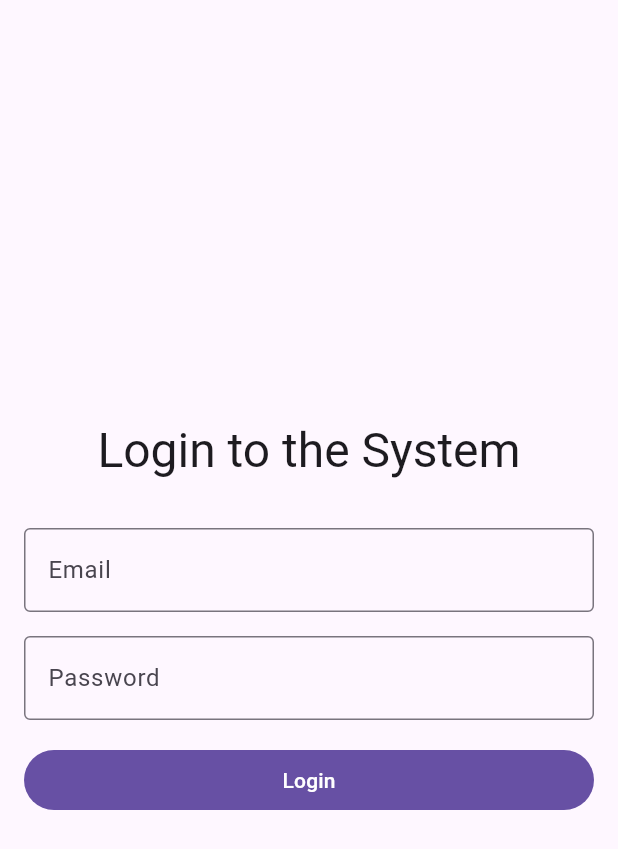
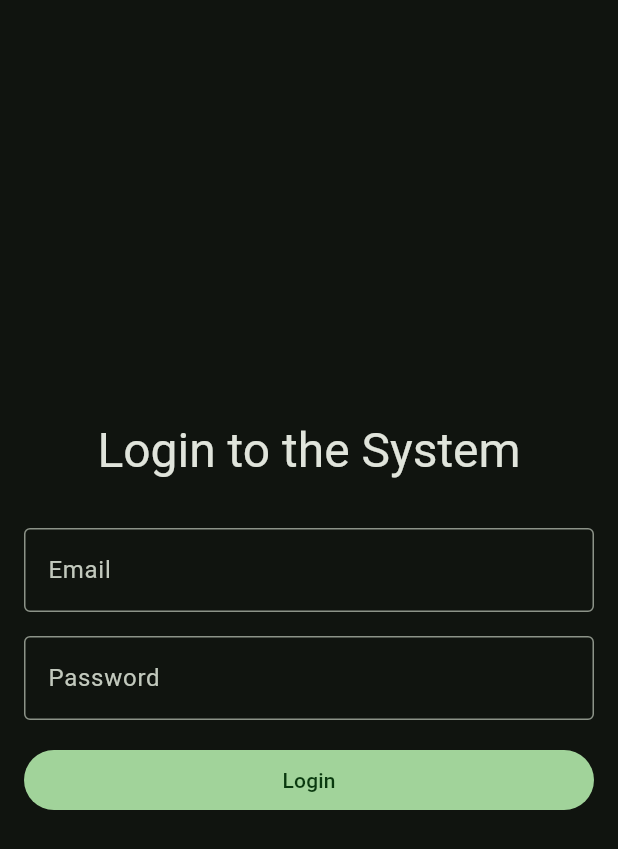
Before and after one commit to itsariadust/ims_mobile, a Flutter app: the screen it shows after launch, on a phone screen of 412 x 824 dp. Shown: the top 849 px of the screen. Run offline on Flutter 3.47's test engine with Material 3 defaults, Android fonts, the phone set to English and light mode, and no system bars; our stand-ins replace dio, flutter_riverpod, flutter_secure_storage, go_router, jwt_decoder.

Commit message:
feature: first steps for a light/dark mode feature. Theme switcher yet to be implemented.

```diff
--- a/lib/main.dart
+++ b/lib/main.dart
@@ -15,7 +15,14 @@ class MyApp extends ConsumerWidget {
     return MaterialApp.router(
       routerConfig: router,
       title: 'IMS App',
-      theme: ThemeData(primarySwatch: Colors.indigo),
+      theme: ThemeData(
+        colorSchemeSeed: Colors.green,
+      ),
+      darkTheme: ThemeData(
+        brightness: Brightness.dark,
+        colorSchemeSeed: Colors.green,
+      ),
+      themeMode: ThemeMode.dark,
     );
   }
 }
```
